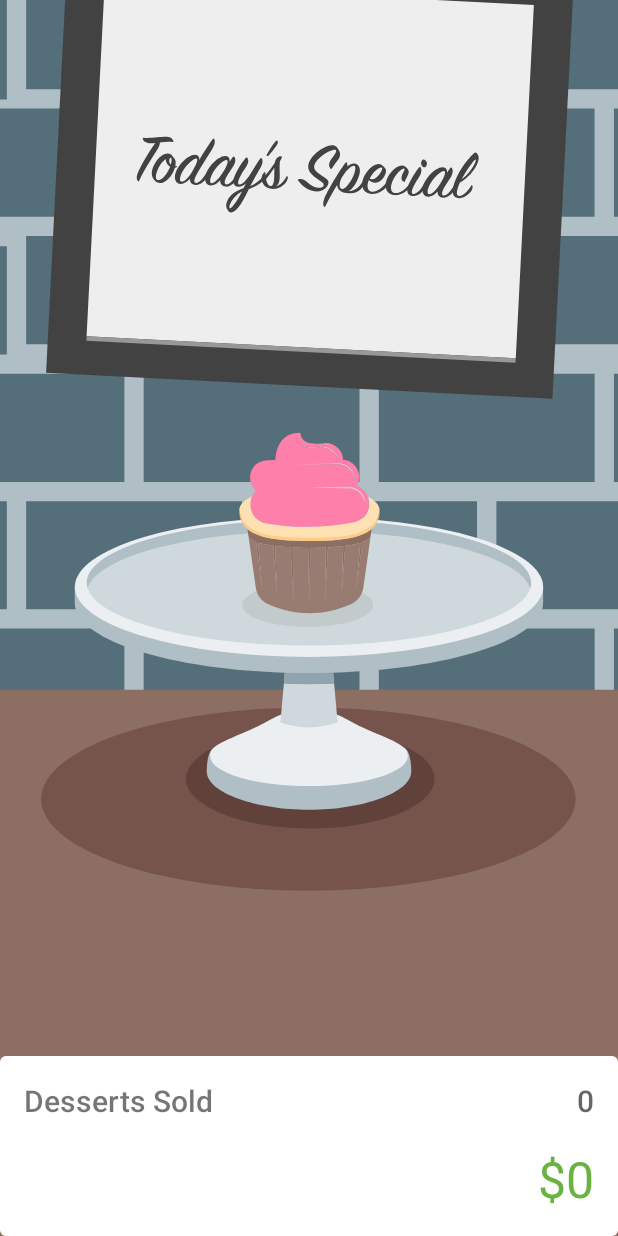
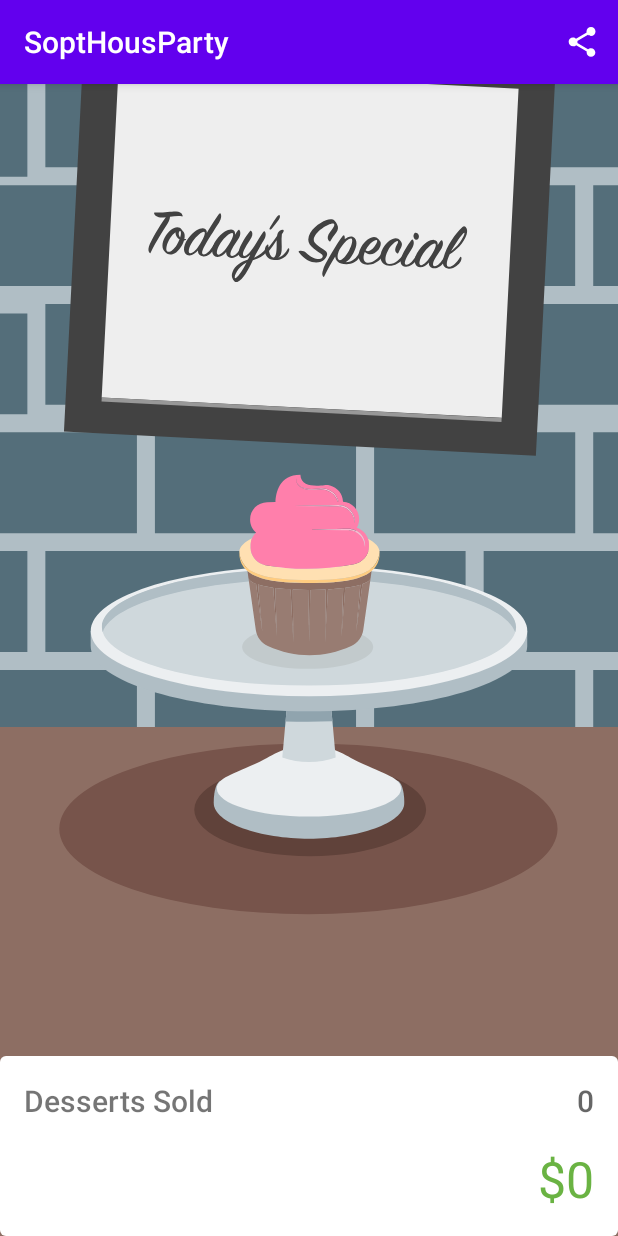
Before and after one commit to SOPT-HouseParty/Murjune, an Android app: the DessertActivity screen opened directly, with no data from a screen before it, on a phone screen of 412 x 824 dp. Run offline under Robolectric (Android 15) with nearby library versions, the phone set to English and light mode, and no system bars; our stand-ins replace Timber, data binding.

Commit message:
[fix] noActionBar -> ActionBar

```diff
--- a/app/src/main/res/values-night/themes.xml
+++ b/app/src/main/res/values-night/themes.xml
@@ -1,6 +1,6 @@
 <resources xmlns:tools="http://schemas.android.com/tools">
     <!-- Base application theme. -->
-    <style name="Theme.SoptHousParty" parent="Theme.MaterialComponents.DayNight.NoActionBar">
+    <style name="Theme.SoptHousParty" parent="Theme.MaterialComponents.DayNight.DarkActionBar">
         <!-- Primary brand color. -->
         <item name="colorPrimary">@color/purple_200</item>
         <item name="colorPrimaryVariant">@color/purple_700</item>
--- a/app/src/main/res/values/themes.xml
+++ b/app/src/main/res/values/themes.xml
@@ -1,6 +1,6 @@
 <resources xmlns:tools="http://schemas.android.com/tools">
     <!-- Base application theme. -->
-    <style name="Theme.SoptHousParty" parent="Theme.MaterialComponents.DayNight.NoActionBar">
+    <style name="Theme.SoptHousParty" parent="Theme.MaterialComponents.DayNight.DarkActionBar.Bridge">
         <!-- Primary brand color. -->
         <item name="colorPrimary">@color/purple_500</item>
         <item name="colorPrimaryVariant">@color/purple_700</item>
```
